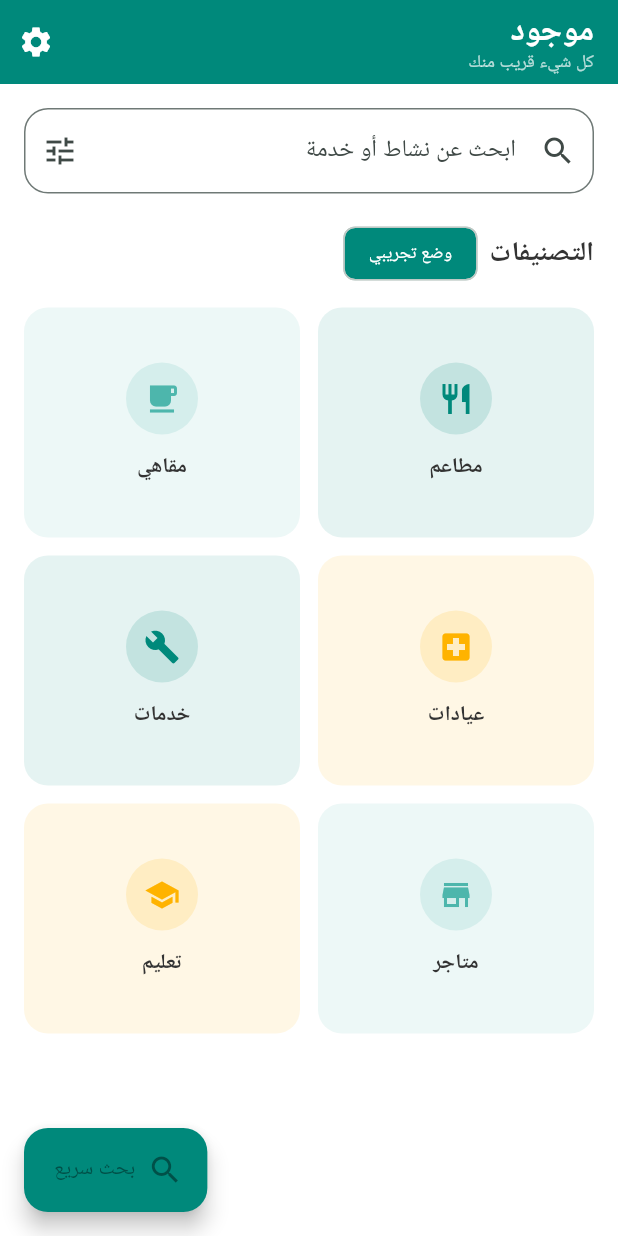
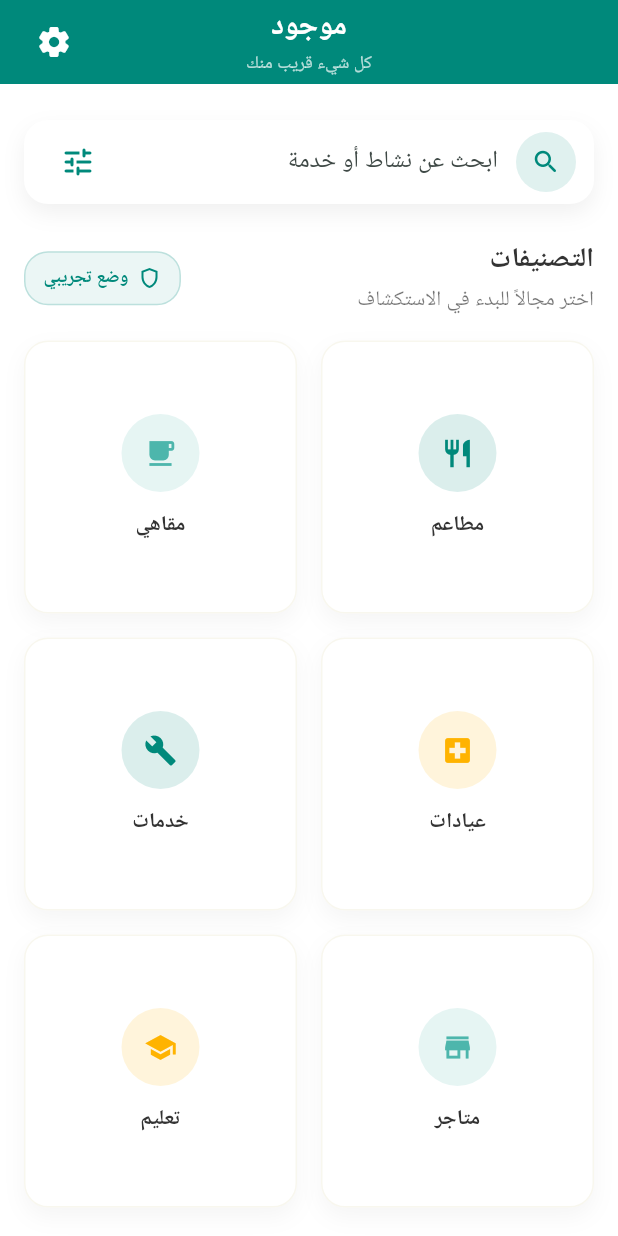
Before and after one commit to kezar0001-cpu/Mawjood, a Flutter app: the screen it shows after launch, on a phone screen of 412 x 824 dp. Run offline on Flutter 3.47's test engine with Material 3 defaults, Android fonts, the light colour scheme and no system bars; our stand-ins replace cached_network_image, google_fonts, supabase_flutter; accounts and stored records are empty; Roboto replaces fonts that are missing (Cairo).

Commit message:
Redesign home screen experience

```diff
--- a/lib/screens/home_screen.dart
+++ b/lib/screens/home_screen.dart
@@ -44,69 +44,165 @@ class _HomeScreenState extends State<HomeScreen> {
   @override
   Widget build(BuildContext context) {
     return Scaffold(
-      appBar: AppBar(
+      appBar: _buildAppBar(),
+      body: SafeArea(
+        child: SingleChildScrollView(
+          padding: const EdgeInsets.symmetric(horizontal: 16, vertical: 24),
+          child: Column(
+            crossAxisAlignment: CrossAxisAlignment.stretch,
+            children: [
+              // Primary search entry point with soft shadow and RTL-friendly hint.
+              _buildSearchBar(),
+              const SizedBox(height: 24),
+              // Section title row with mock-mode badge for transparency.
+              _buildSectionHeader(),
+              const SizedBox(height: 16),
+              // Premium grid of categories with refined spacing.
+              _buildCategoryGrid(),
+            ],
+          ),
+        ),
+      ),
+    );
+  }
+
+  /// Modernized app bar with centered branding and consistent settings access.
+  AppBar _buildAppBar() {
+    return AppBar(
+      centerTitle: true,
       title: Column(
-          crossAxisAlignment: CrossAxisAlignment.start,
+        mainAxisSize: MainAxisSize.min,
         children: const [
-            Text(AppText.appName, style: TextStyle(fontWeight: FontWeight.bold)),
+          Text(
+            AppText.appName,
+            style: TextStyle(fontWeight: FontWeight.w800, fontSize: 20),
+          ),
+          SizedBox(height: 4),
           Text(
             AppText.tagline,
-              style: TextStyle(fontSize: 12, fontWeight: FontWeight.w400, color: Colors.white70),
+            style: TextStyle(fontSize: 12, fontWeight: FontWeight.w500, color: Colors.white70),
           ),
         ],
       ),
       actions: [
-          IconButton(
-            icon: const Icon(Icons.settings),
+        Padding(
+          padding: const EdgeInsetsDirectional.only(end: 12),
+          child: IconButton(
+            tooltip: AppText.settings,
+            icon: const Icon(Icons.settings_rounded),
             onPressed: () => Navigator.pushNamed(context, SettingsScreen.routeName),
+          ),
+        ),
+      ],
+    );
+  }
+
+  /// Redesigned search bar with rounded corners, subtle shadow, and themed icon.
+  Widget _buildSearchBar() {
+    return Container(
+      decoration: BoxDecoration(
+        color: Colors.white,
+        borderRadius: BorderRadius.circular(16),
+        boxShadow: [
+          BoxShadow(
+            color: Colors.black.withOpacity(0.06),
+            blurRadius: 12,
+            offset: const Offset(0, 6),
           ),
         ],
       ),
-      body: SafeArea(
-        child: SingleChildScrollView(
-          padding: const EdgeInsets.all(16),
-          child: Column(
-            crossAxisAlignment: CrossAxisAlignment.start,
+      padding: const EdgeInsets.symmetric(horizontal: 12, vertical: 4),
+      child: Row(
         children: [
-              TextField(
+          Container(
+            decoration: BoxDecoration(
+              color: AppColors.primary.withOpacity(0.12),
+              shape: BoxShape.circle,
+            ),
+            padding: const EdgeInsets.all(10),
+            child: const Icon(Icons.search_rounded, color: AppColors.primary, size: 20),
+          ),
+          const SizedBox(width: 12),
+          Expanded(
+            child: TextField(
               controller: _searchController,
               textAlign: TextAlign.right,
               onSubmitted: _openSearch,
-                decoration: InputDecoration(
+              decoration: const InputDecoration(
                 hintText: AppText.searchHint,
-                  prefixIcon: const Icon(Icons.search),
-                  suffixIcon: IconButton(
-                    icon: const Icon(Icons.tune),
-                    onPressed: () => _openSearch(_searchController.text),
+                border: InputBorder.none,
+                isDense: true,
               ),
             ),
           ),
-              const SizedBox(height: 16),
-              Row(
+          IconButton(
+            icon: const Icon(Icons.tune_rounded, color: AppColors.primary),
+            onPressed: () => _openSearch(_searchController.text),
+          ),
+        ],
+      ),
+    );
+  }
+
+  /// Section header with clear titling and a restyled mock badge for transparency.
+  Widget _buildSectionHeader() {
+    return Row(
+      mainAxisAlignment: MainAxisAlignment.spaceBetween,
+      children: [
+        Expanded(
+          child: Column(
+            crossAxisAlignment: CrossAxisAlignment.start,
             children: const [
               Text(
                 AppText.categoriesTitle,
-                    style: TextStyle(fontWeight: FontWeight.w700, fontSize: 18),
+                style: TextStyle(fontWeight: FontWeight.w700, fontSize: 18, color: AppColors.darkText),
               ),
-                  SizedBox(width: 8),
-                  Chip(
-                    backgroundColor: AppColors.primary,
-                    label: Text(
-                      AppText.mockBadge,
-                      style: TextStyle(color: Colors.white, fontSize: 12),
+              SizedBox(height: 4),
+              Text(
+                'اختر مجالاً للبدء في الاستكشاف',
+                style: TextStyle(fontWeight: FontWeight.w400, fontSize: 14, color: Colors.black54),
               ),
-                  )
             ],
           ),
-              const SizedBox(height: 12),
-              FutureBuilder<List<Category>>(
+        ),
+        Container(
+          padding: const EdgeInsets.symmetric(horizontal: 12, vertical: 8),
+          decoration: BoxDecoration(
+            color: AppColors.primary.withOpacity(0.08),
+            borderRadius: BorderRadius.circular(16),
+            border: Border.all(color: AppColors.primary.withOpacity(0.2)),
+          ),
+          child: Row(
+            children: const [
+              Icon(Icons.shield_outlined, size: 16, color: AppColors.primary),
+              SizedBox(width: 6),
+              Text(
+                AppText.mockBadge,
+                style: TextStyle(fontSize: 12, color: AppColors.primary, fontWeight: FontWeight.w600),
+              ),
+            ],
+          ),
+        ),
+      ],
+    );
+  }
+
+  /// Premium-styled grid of category cards with consistent breathing room.
+  Widget _buildCategoryGrid() {
+    return FutureBuilder<List<Category>>(
       future: _categoriesFuture,
       builder: (context, snapshot) {
         if (snapshot.connectionState == ConnectionState.waiting) {
-                    return const Center(child: CircularProgressIndicator());
+          return const Padding(
+            padding: EdgeInsets.symmetric(vertical: 24),
+            child: Center(child: CircularProgressIndicator()),
+          );
         }
         if (snapshot.hasError) {
-                    return const Text('تعذر تحميل التصنيفات');
+          return const Padding(
+            padding: EdgeInsets.symmetric(vertical: 24),
+            child: Text('تعذر تحميل التصنيفات', textAlign: TextAlign.center),
+          );
         }
         final categories = snapshot.data ?? [];
         return GridView.builder(
@@ -115,9 +211,9 @@ class _HomeScreenState extends State<HomeScreen> {
           itemCount: categories.length,
           gridDelegate: const SliverGridDelegateWithFixedCrossAxisCount(
             crossAxisCount: 2,
-                      mainAxisSpacing: 12,
-                      crossAxisSpacing: 12,
-                      childAspectRatio: 1.2,
+            mainAxisSpacing: 16,
+            crossAxisSpacing: 16,
+            childAspectRatio: 1,
           ),
           itemBuilder: (context, index) {
             final category = categories[index];
@@ -134,17 +230,6 @@ class _HomeScreenState extends State<HomeScreen> {
           },
         );
       },
-              ),
-            ],
-          ),
-        ),
-      ),
-      floatingActionButton: FloatingActionButton.extended(
-        onPressed: () => _openSearch(_searchController.text),
-        backgroundColor: AppColors.primary,
-        icon: const Icon(Icons.search),
-        label: const Text('بحث سريع'),
-      ),
     );
   }
 }
--- a/lib/widgets/category_card.dart
+++ b/lib/widgets/category_card.dart
@@ -1,6 +1,7 @@
 import 'package:flutter/material.dart';
 
 import '../models/category.dart';
+import '../utils/app_colors.dart';
 
 class CategoryCard extends StatelessWidget {
   const CategoryCard({
@@ -19,18 +20,26 @@ class CategoryCard extends StatelessWidget {
       borderRadius: BorderRadius.circular(16),
       child: Ink(
         decoration: BoxDecoration(
-          color: category.color.withOpacity(0.1),
+          color: Colors.white,
           borderRadius: BorderRadius.circular(16),
+          border: Border.all(color: AppColors.neutral.withOpacity(0.7)),
+          boxShadow: [
+            BoxShadow(
+              color: Colors.black.withOpacity(0.04),
+              blurRadius: 12,
+              offset: const Offset(0, 6),
+            ),
+          ],
         ),
-        padding: const EdgeInsets.all(12),
+        padding: const EdgeInsets.all(16),
         child: Column(
           mainAxisAlignment: MainAxisAlignment.center,
           crossAxisAlignment: CrossAxisAlignment.center,
           children: [
             CircleAvatar(
-              backgroundColor: category.color.withOpacity(0.15),
-              radius: 24,
-              child: Icon(category.icon, color: category.color),
+              backgroundColor: category.color.withOpacity(0.14),
+              radius: 26,
+              child: Icon(category.icon, color: category.color, size: 22),
             ),
             const SizedBox(height: 12),
             Text(
```
Lines whose indentation alone changed are shown as unchanged.
